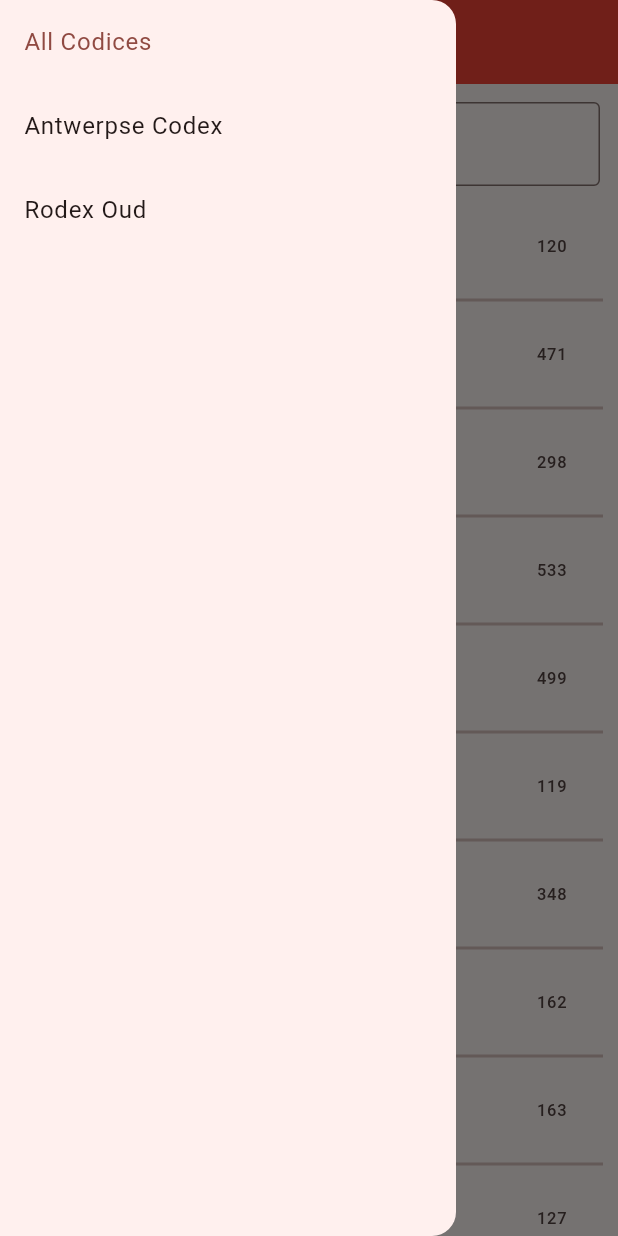
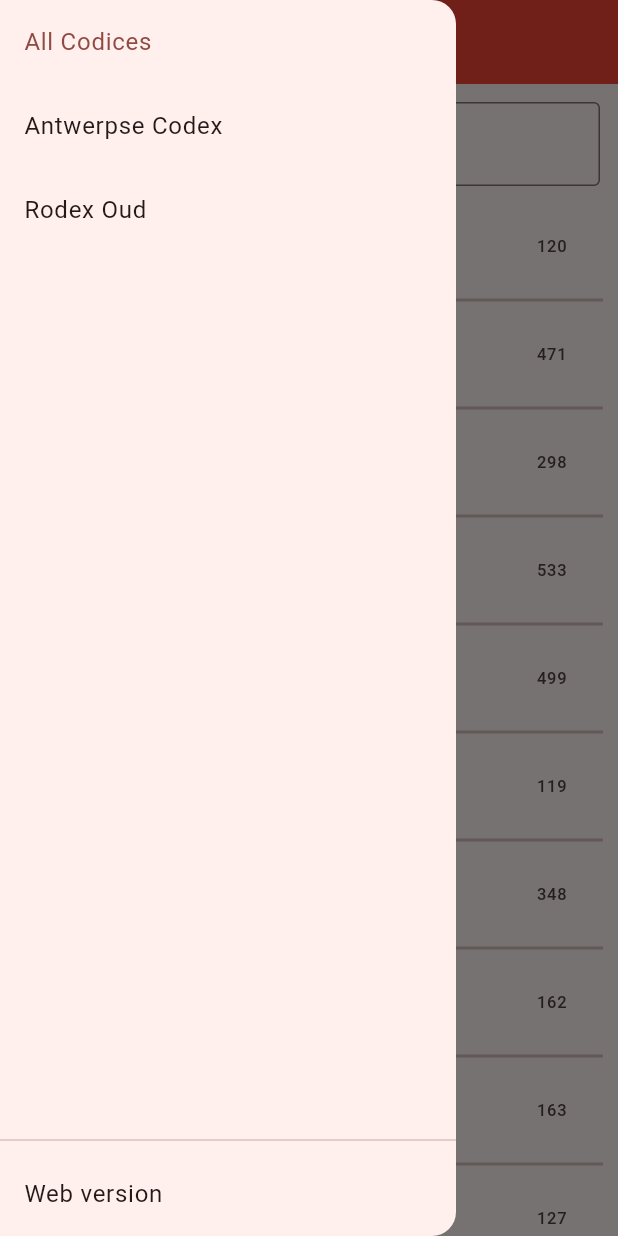
Before and after one commit to arnodeceuninck/studentencodex-app, a Flutter app: the screen it shows after launch, with the side drawer open, on a phone screen of 412 x 824 dp. Run offline on Flutter 3.47's test engine with Material 3 defaults, Android fonts, the light colour scheme and no system bars; our stand-ins replace flutter_html, lottie, wakelock_plus.

Commit message:
Add web link

```diff
--- a/lib/presentation/screens/home_page.dart
+++ b/lib/presentation/screens/home_page.dart
@@ -4,6 +4,7 @@ import 'package:codex/domain/repository.dart';
 import 'package:codex/presentation/components/loading_widget.dart';
 import 'package:codex/presentation/components/song_tile.dart';
 import 'package:wakelock_plus/wakelock_plus.dart';
+import 'package:url_launcher/url_launcher.dart';
 
 class HomePage extends StatefulWidget {
   const HomePage({super.key});
@@ -69,6 +70,9 @@ class _HomePageState extends State<HomePage> {
 
   _buildDrawer() {
     return Drawer(
+      child: Column(
+        children: [
+          Expanded(
             child: ListView.builder(
               itemBuilder: (context, index) {
                 if (_isLoadingBooks) {
@@ -88,6 +92,19 @@ class _HomePageState extends State<HomePage> {
                 }
               },
               itemCount: _books.length,
+            ),
+          ),
+          const Divider(),
+          ListTile(
+            title: const Text('Web version'),
+            onTap: () async {
+              final url = Uri.parse('https://codex.arnodece.com');
+              if (await canLaunchUrl(url)) {
+                await launchUrl(url);
+              }
+            },
+          ),
+        ],
       ),
     );
   }
```
Lines whose indentation alone changed are shown as unchanged.
